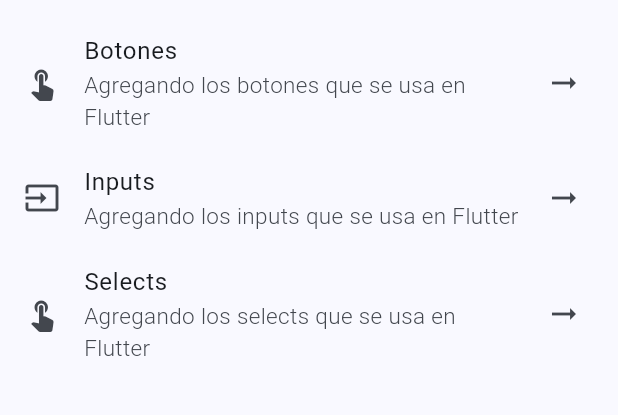
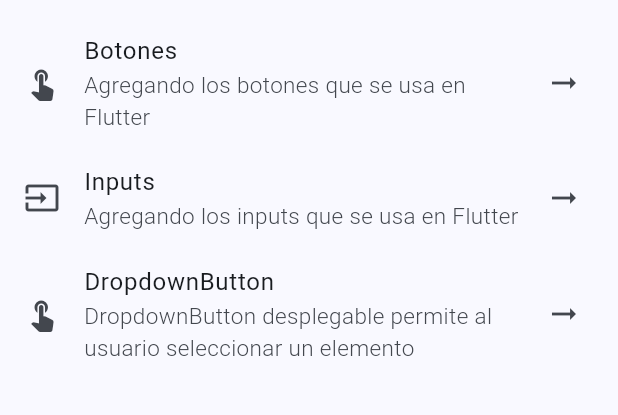
Before and after one commit to Ignaciomanchu1998/Widgets-Flutter, a Flutter app: the screen it shows after launch, on a phone screen of 412 x 824 dp, the part 63-478 px from its top. Run offline on Flutter 3.47's test engine with Material 3 defaults, Android fonts, the phone set to English and light mode, and no system bars; our stand-ins replace go_router; missing offline and left inert: flutter_code_editor, highlight.

Commit message:
Renombrando archivo select a DropdownButton

```diff
--- a/lib/app/presentation/screens/select_screen.dart
+++ b/lib/app/presentation/screens/dropdown_button_screen.dart
@@ -3,17 +3,17 @@ import 'package:go_router/go_router.dart';
 
 import '../presentation.dart';
 
-class SelectScreen extends StatelessWidget {
-  const SelectScreen({super.key});
+class DropdownButtonScreen extends StatelessWidget {
+  const DropdownButtonScreen({super.key});
 
-  static const routeName = '/select';
+  static const routeName = '/dropdown-button';
 
   @override
   Widget build(BuildContext context) {
     return Scaffold(
       appBar: AppBar(
         title: const TextCustomWidget(
-          text: 'Selects',
+          text: 'DropdownButton',
           fontSize: 20,
           fontWeight: FontWeight.w500,
         ),
@@ -95,7 +95,7 @@ class _DropdownButtonState extends State<_DropdownButton> {
             onPressed: () => context.pushNamed(
               CodeScreenShared.routeName,
               extra: {
-                'screenName': 'CupertinoTextFormFieldRow',
+                'screenName': 'DropdownButton',
                 'code': '''
 DropdownButton<String>(
   isExpanded: true, // * Ocupa todo el ancho de la pantalla.
--- a/lib/app/presentation/screens/screens.dart
+++ b/lib/app/presentation/screens/screens.dart
@@ -1,4 +1,4 @@
 export 'home_screen.dart';
 export 'buttons_screen.dart';
 export 'input_screen.dart';
-export 'select_screen.dart';
+export 'dropdown_button_screen.dart';
--- a/lib/config/routes/app_route.dart
+++ b/lib/config/routes/app_route.dart
@@ -21,9 +21,9 @@ final appRouter = GoRouter(
       builder: (context, state) => const InputScreen(),
     ),
     GoRoute(
-      path: '/select',
-      name: SelectScreen.routeName,
-      builder: (context, state) => const SelectScreen(),
+      path: '/dropdown-button',
+      name: DropdownButtonScreen.routeName,
+      builder: (context, state) => const DropdownButtonScreen(),
     ),
     GoRoute(
       path: '/code-screen-shared',
--- a/lib/config/routes/menu_item_route.dart
+++ b/lib/config/routes/menu_item_route.dart
@@ -27,10 +27,10 @@ class MenuItemRoute {
       route: '/input',
     ),
     MenuItemRoute(
-      title: 'Selects',
-      subtitle: 'Agregando los selects que se usa en Flutter',
+      title: 'DropdownButton',
+      subtitle: 'DropdownButton desplegable permite al usuario seleccionar un elemento',
       icon: Icons.touch_app,
-      route: '/select',
+      route: '/dropdown-button',
     ),
   ];
 }
```
